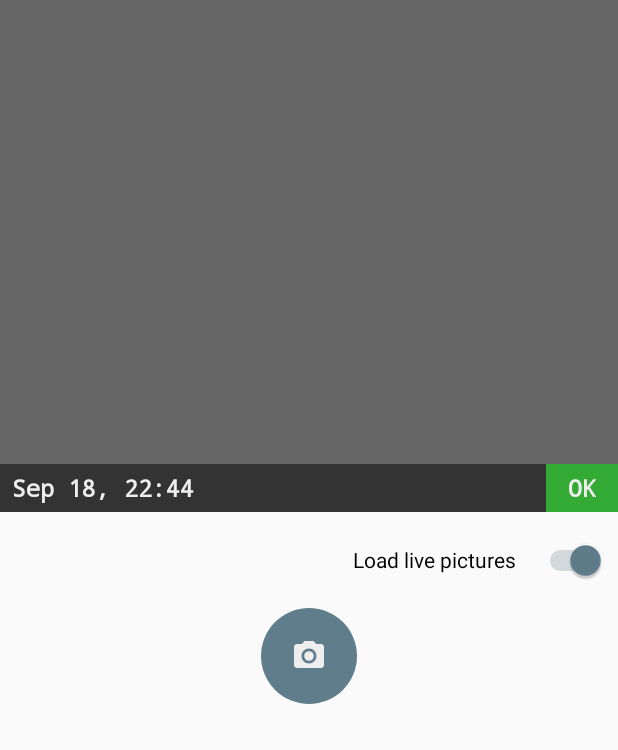
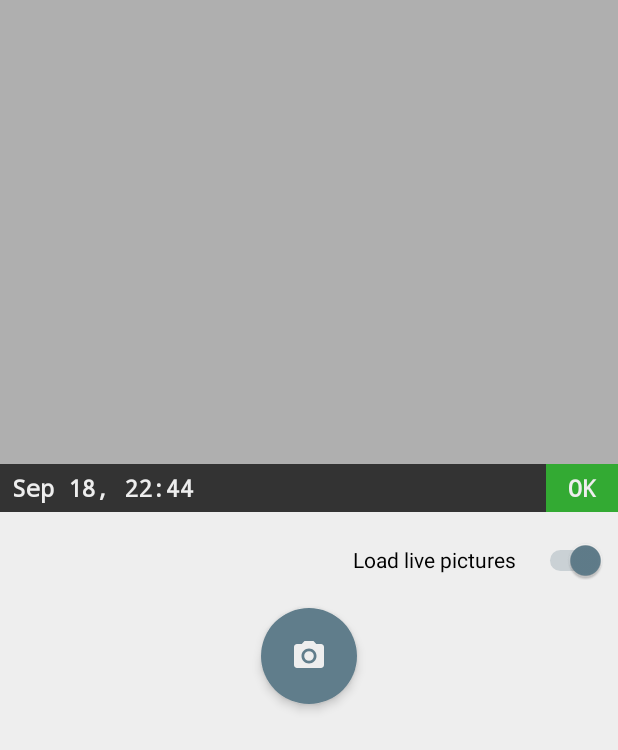
Before and after one commit to simmlemming/HomeSitter, an Android app: the layout activity_main.xml on its own in the app's theme, with its tools: preview values and no code run, on a phone screen of 412 x 824 dp. Shown: the top 750 px of the screen. Run offline under Robolectric (Android 15) with nearby library versions, the phone set to English and light mode, and no system bars.

Commit message:
New launcher icon and some minor UI changes.

```diff
--- a/app/src/main/res/layout/activity_main.xml
+++ b/app/src/main/res/layout/activity_main.xml
@@ -4,6 +4,7 @@
     xmlns:tools="http://schemas.android.com/tools"
     android:layout_width="match_parent"
     android:layout_height="match_parent"
+    android:background="@color/white"
     android:gravity="center_horizontal"
     android:orientation="vertical"
     tools:context="org.homesitter.MainActivity">
@@ -70,6 +71,7 @@
         android:layout_width="64dp"
         android:layout_height="64dp"
         android:background="@drawable/oval_shape_color_primary"
+        android:elevation="4dp"
         android:src="@drawable/ic_camera_black_24dp"
         android:tint="@color/white" />
 
--- a/app/src/main/res/layout/widget_pictures.xml
+++ b/app/src/main/res/layout/widget_pictures.xml
@@ -8,7 +8,7 @@
         android:id="@+id/last_image"
         android:layout_width="match_parent"
         android:layout_height="match_parent"
-        android:background="#666666"
+        android:background="@color/colorPrimary_disabled"
         android:scaleType="centerCrop"
         android:visibility="visible" />
 
```
Also changed, not shown: app/src/main/res/drawable-hdpi/ic_launcher_icon.png, app/src/main/res/drawable-mdpi/ic_launcher_icon.png, app/src/main/res/drawable-xhdpi/ic_launcher_icon.png, app/src/main/res/drawable-xxhdpi/ic_launcher_icon.png, app/src/main/res/drawable-xxxhdpi/ic_launcher_icon.png, 1 other file.
